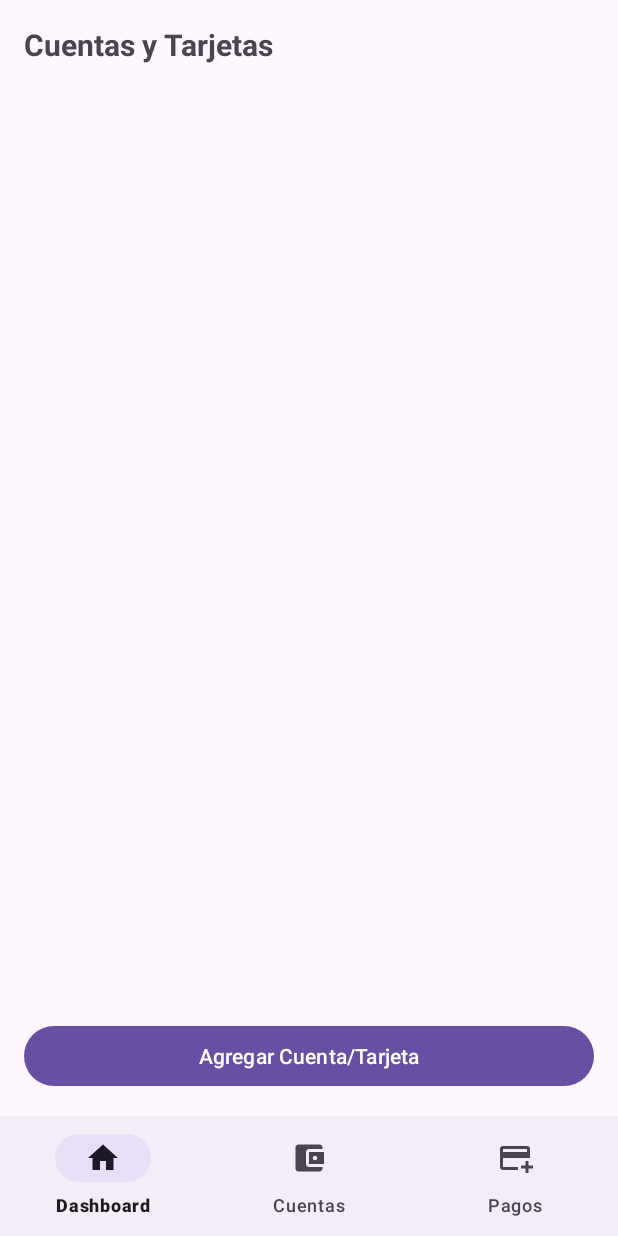
After one commit to DannFox/ControldeGastosPersonales, an Android app: the layout activity_accounts.xml on its own in the app's theme, with its tools: preview values and no code run, on a phone screen of 412 x 824 dp. The commit adds this screen. Run offline under Robolectric (Android 15) with nearby library versions, the phone set to English and light mode, and no system bars.

Commit message:
Refactor BottomNavigationView into a reusable layout and add new screens
This commit introduces a reusable bottom navigation layout (`reusable_bottom_navigation.xml`) and integrates it into `activity_main.xml`, `activity_accounts.xml`, and `activity_payments.xml`.

Key changes:
- Created `reusable_bottom_navigation.xml` containing a `BottomNavigationView`.
- Modified `activity_main.xml` to use an `<include>` tag for the reusable bottom navigation within a `FrameLayout` (`bottomNavContainer`). The `FloatingActionButton` and `contentLayout` constraints were updated to align with this new container.
- Added `activity_accounts.xml`:
    - A `RelativeLayout` containing a `LinearLayout` (`accounts_content`) for the main content and a `FrameLayout` (`bottomNavContainer_accounts`) that includes the reusable bottom navigation.
    - The `accounts_content` includes a `TextView` title, a `RecyclerView` (`rvAccounts`), and a `Button` (`btnAddAccount`).
- Added `activity_payments.xml`:
    - A `RelativeLayout` containing a `LinearLayout` (`activity_payment_content`) for the main content and a `FrameLayout` (`bottomNavContainer_payments`) that includes the reusable bottom navigation.
    - The `activity_payment_content` includes a `TextView` title, a `RecyclerView` (`rvPayments`), and a `Button` (`btnAddPayment`).
- Removed `ViewCompat.setOnApplyWindowInsetsListener` from `MainActivity.kt`.
- Updated `.idea/gradle.xml` and `.idea/misc.xml` with project configuration changes.

```diff
--- a/app/src/main/java/com/example/controldegastospersonales/MainActivity.kt
+++ b/app/src/main/java/com/example/controldegastospersonales/MainActivity.kt
@@ -11,10 +11,6 @@ class MainActivity : AppCompatActivity() {
         super.onCreate(savedInstanceState)
         enableEdgeToEdge()
         setContentView(R.layout.activity_main)
-        ViewCompat.setOnApplyWindowInsetsListener(findViewById(R.id.main)) { v, insets ->
-            val systemBars = insets.getInsets(WindowInsetsCompat.Type.systemBars())
-            v.setPadding(systemBars.left, systemBars.top, systemBars.right, systemBars.bottom)
-            insets
-        }
+
     }
 }
--- /dev/null
+++ b/app/src/main/res/layout/activity_accounts.xml
@@ -0,0 +1,46 @@
+<?xml version="1.0" encoding="utf-8"?>
+<RelativeLayout xmlns:android="http://schemas.android.com/apk/res/android"
+    android:layout_width="match_parent"
+    android:layout_height="match_parent">
+
+   <LinearLayout
+       android:layout_width="match_parent"
+       android:layout_height="match_parent"
+       android:id="@+id/accounts_content"
+       android:orientation="vertical"
+       android:padding="16dp"
+       android:layout_above="@+id/bottomNavContainer_accounts">
+
+       <TextView
+           android:layout_width="wrap_content"
+           android:layout_height="wrap_content"
+           android:text="Cuentas y Tarjetas"
+           android:textSize="20sp"
+           android:textStyle="bold"
+           android:layout_marginBottom="8dp" />
+
+       <androidx.recyclerview.widget.RecyclerView
+           android:layout_width="match_parent"
+           android:layout_height="0dp"
+           android:id="@+id/rvAccounts"
+           android:layout_weight="1" />
+
+       <Button
+           android:layout_width="match_parent"
+           android:layout_height="wrap_content"
+           android:text="Agregar Cuenta/Tarjeta"
+           android:id="@+id/btnAddAccount" />
+
+   </LinearLayout>
+
+    <FrameLayout
+        android:layout_width="match_parent"
+        android:layout_height="wrap_content"
+        android:id="@+id/bottomNavContainer_accounts"
+        android:layout_alignParentBottom="true" >
+
+        <include layout="@layout/reusable_bottom_navigation" />
+    </FrameLayout>
+
+
+</RelativeLayout>
--- /dev/null
+++ b/app/src/main/res/layout/reusable_bottom_navigation.xml
@@ -0,0 +1,8 @@
+<!-- res/layout/reusable_bottom_navigation.xml -->
+<com.google.android.material.bottomnavigation.BottomNavigationView xmlns:android="http://schemas.android.com/apk/res/android"
+    xmlns:app="http://schemas.android.com/apk/res-auto"
+    android:id="@+id/bottomNav"
+    android:layout_width="match_parent"
+    android:layout_height="wrap_content"
+    android:layout_gravity="bottom"
+    app:menu="@menu/bottom_nav_menu" />
```
Also changed, not shown: app/src/main/res/layout/activity_main.xml (+8 -6 lines), app/src/main/res/layout/activity_payments.xml (added, +45 -0 lines).
